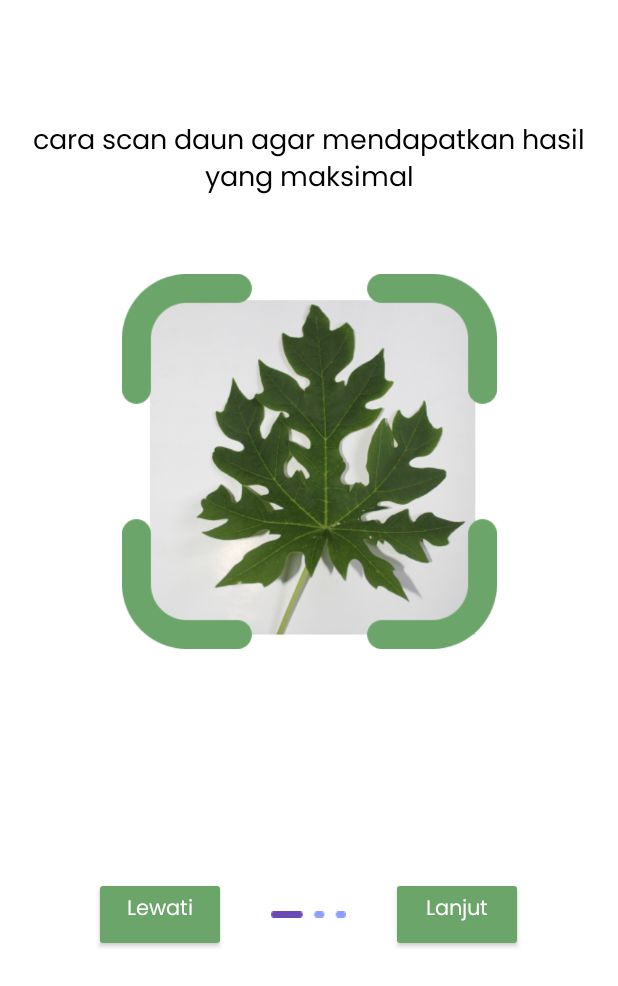
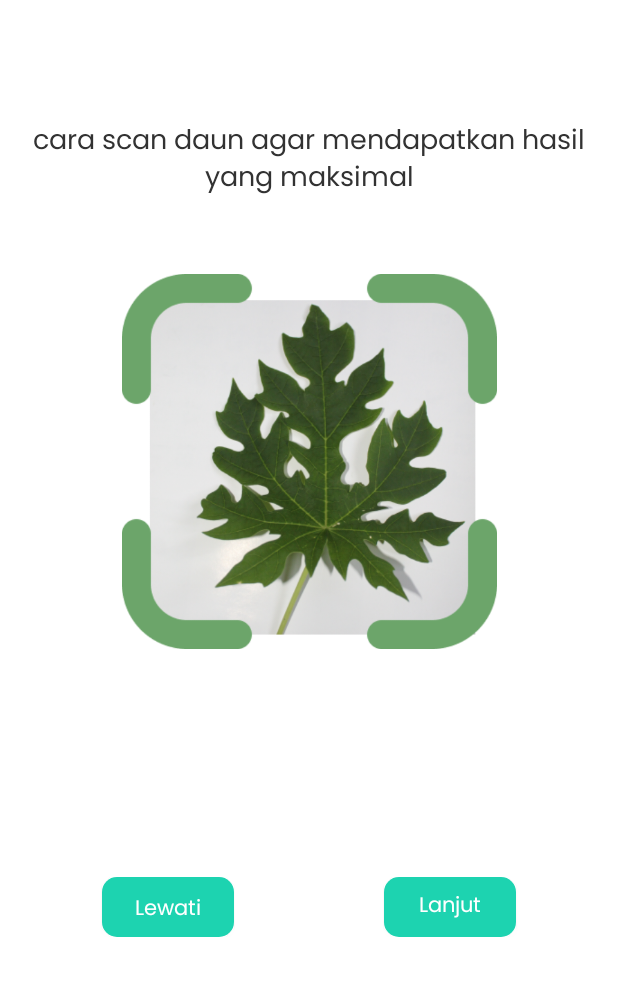
Before and after one commit to anggitwr/PlantApp, an Android app: the screen it shows after launch (OnboardingActivity), on a phone screen of 412 x 824 dp. Shown: the top 986 px of the screen. Run offline under Robolectric (Android 15) with nearby library versions, the phone set to English and light mode, and no system bars.

Commit message:
some update

```diff
--- a/app/src/main/java/com/anggitwr/myplantapp/OnboardingActivity.kt
+++ b/app/src/main/java/com/anggitwr/myplantapp/OnboardingActivity.kt
@@ -5,6 +5,7 @@ import androidx.appcompat.app.AppCompatActivity
 import android.os.Bundle
 import android.view.View
 import com.anggitwr.myplantapp.databinding.ActivityOnboardingBinding
+
 
 class OnboardingActivity : AppCompatActivity() {
     private lateinit var binding: ActivityOnboardingBinding
@@ -20,7 +21,7 @@ class OnboardingActivity : AppCompatActivity() {
     }
 
     private fun action(){
-        binding.btnOnb1Lewati.setOnClickListener {
+        binding.btnLewati.setOnClickListener {
             val intent = Intent(this, ListActivity::class.java)
             startActivity(intent)
         }
--- a/app/src/main/java/com/anggitwr/myplantapp/adapter/TanamanAdapter.kt
+++ b/app/src/main/java/com/anggitwr/myplantapp/adapter/TanamanAdapter.kt
@@ -8,7 +8,6 @@ import android.widget.TextView
 import androidx.recyclerview.widget.RecyclerView
 import com.anggitwr.myplantapp.R
 import com.anggitwr.myplantapp.data.Tanaman
-
 
 class TanamanAdapter(private val Tanaman: ArrayList<Tanaman>):
     RecyclerView.Adapter<TanamanAdapter.TanamanViewHoldder>() {
--- /dev/null
+++ b/app/src/main/res/drawable/btn_lanjut.xml
@@ -0,0 +1,9 @@
+<?xml version="1.0" encoding="utf-8"?>
+<selector xmlns:android="http://schemas.android.com/apk/res/android">
+    <item>
+        <shape>
+            <solid android:color="@color/green_200"/>
+            <corners android:radius="10dp"/>
+        </shape>
+    </item>
+</selector>
--- a/app/src/main/res/layout/activity_onboarding.xml
+++ b/app/src/main/res/layout/activity_onboarding.xml
@@ -24,9 +24,11 @@
         android:layout_marginTop="80dp"
         android:text="@string/contem_des_1"
         android:textStyle="normal"
-        android:textColor="@color/black"
+        android:textColor="@color/black50"
         android:textSize="18sp"
         android:textAlignment="center"
+        android:paddingLeft="20dp"
+        android:paddingRight="20dp"
         app:layout_constraintEnd_toEndOf="parent"
         app:layout_constraintHorizontal_bias="0.495"
         app:layout_constraintStart_toStartOf="parent"
@@ -34,63 +36,37 @@
         android:fontFamily="@font/poppinsregular"/>
 
     <LinearLayout
-        android:layout_width="wrap_content"
+        android:layout_width="match_parent"
         android:layout_height="wrap_content"
         android:layout_marginTop="152dp"
-        android:orientation="horizontal"
-        app:layout_constraintEnd_toEndOf="parent"
-        app:layout_constraintHorizontal_bias="0.495"
-        app:layout_constraintStart_toStartOf="parent"
+        android:gravity="center"
+        app:layout_constraintEnd_toEndOf="@+id/iv_onb_1"
+        app:layout_constraintHorizontal_bias="0.602"
+        app:layout_constraintStart_toStartOf="@+id/iv_onb_1"
         app:layout_constraintTop_toBottomOf="@+id/iv_onb_1">
 
         <androidx.appcompat.widget.AppCompatButton
-            android:id="@+id/btn_onb_1_lewati"
+            android:id="@+id/btn_lewati"
             android:layout_width="wrap_content"
-            android:layout_height="50dp"
-            android:text="@string/btn_onb_1_lewati"
+            android:layout_height="40dp"
+            android:layout_marginEnd="50dp"
+            android:background="@drawable/btn_galery"
+            android:fontFamily="@font/poppinsregular"
+            android:padding="10dp"
+            android:text="@string/lewati"
             android:textAllCaps="false"
-            android:textColor="@color/white"
-            android:textSize="14sp"
-            android:backgroundTint="@color/green_200"
-            app:layout_constraintBottom_toBottomOf="parent"
-            app:layout_constraintEnd_toEndOf="parent"
-            app:layout_constraintStart_toStartOf="parent"
-            android:fontFamily="@font/poppinsregular"
-            />
-
-        <androidx.constraintlayout.widget.ConstraintLayout
-            android:layout_width="50dp"
-            android:layout_height="match_parent"
-            android:layout_marginLeft="30dp"
-            android:layout_marginRight="30dp">
-
-            <ImageView
-                android:id="@+id/iv_slide_nav"
-                android:layout_width="match_parent"
-                android:layout_height="match_parent"
-                android:contentDescription="@string/contem_des_1"
-                app:layout_constraintBottom_toBottomOf="parent"
-                app:layout_constraintEnd_toEndOf="parent"
-                app:layout_constraintStart_toStartOf="parent"
-                app:layout_constraintTop_toTopOf="parent"
-                app:srcCompat="@drawable/slide_nav" />
-        </androidx.constraintlayout.widget.ConstraintLayout>
+            android:textColor="@color/white" />
 
         <androidx.appcompat.widget.AppCompatButton
             android:id="@+id/btn_onb_1_lanjut"
             android:layout_width="wrap_content"
-            android:layout_height="50dp"
-            android:gravity="center"
-            android:text="@string/btn_onb_1_lanjut"
+            android:layout_height="40dp"
+            android:layout_marginStart="50dp"
+            android:background="@drawable/btn_lanjut"
+            android:fontFamily="@font/poppinsregular"
+            android:text="@string/lanjut"
             android:textAllCaps="false"
-            android:textColor="@color/white"
-            android:textSize="14sp"
-            app:backgroundTint="@color/green_200"
-            app:layout_constraintBottom_toBottomOf="parent"
-            app:layout_constraintEnd_toEndOf="parent"
-            app:layout_constraintStart_toStartOf="parent"
-            app:strokeColor="#FFFFFF"
-            android:fontFamily="@font/poppinsregular"/>
+            android:textColor="@color/white" />
     </LinearLayout>
 
 </androidx.constraintlayout.widget.ConstraintLayout>
--- a/app/src/main/res/values/colors.xml
+++ b/app/src/main/res/values/colors.xml
@@ -10,7 +10,7 @@
     <color name="white">#FFFFFFFF</color>
     <color name="white2">#F8FFF7</color>
     <color name="blue_50">#E3FDEC</color>
-    <color name="green_200">#6CA56A</color>
+    <color name="green_200">#1dd3b0</color>
     <color name="yellow_1">#FFAB49</color>
 
     <color name="cp_2">#119DA4</color>
--- a/app/src/main/res/values/strings.xml
+++ b/app/src/main/res/values/strings.xml
@@ -76,7 +76,7 @@
     <string name="perubahan_pepaya">pepaya</string>
     <string name="nama_botani_pepaya">Carica papaya</string>
     <string name="karakteristik_jenistumbuhan_pepaya">pohon</string>
-    <string name="karakteristik_ketinggian_pepaya">6 sampai 10 m</string>
+    <string name="karakteristik_ketinggian_pepaya">2 sampai 4 m</string>
     <string name="karakteristik_waktupanen_pepaya">Sepanjang tahun</string>
     <string name="karakteristik_warnabuah_pepaya">kuning, orange, hijau</string>
     <string name="klasifikasi_marga_pepaya">Carica</string>
@@ -152,8 +152,8 @@
     <string name="perubahan_hallain_detail">-</string>
 
     <string name="contem_des_1">cara scan daun agar mendapatkan hasil yang maksimal</string>
-    <string name="btn_onb_1_lewati">Lewati\n</string>
-    <string name="btn_onb_1_lanjut">Lanjut\n</string>
+    <string name="btn_onb_1_lewati">Lewati</string>
+    <string name="btn_onb_1_lanjut">Lanjut</string>
     <string name="contem_des_2">Tampilan hasil scan tanaman</string>
     <string name="btn_onb_2_lewati">Sebelumnya</string>
     <string name="perubahan_hal_lain">Gambar yang belum dikenali sistem. Mungkin semacam besi/plastik/kertas/kain/kaca bisa juga hal abstrak</string>
@@ -169,6 +169,9 @@
     <string name="klasifikasi_ilmiah">Klasifikasi Ilmiah</string>
     <string name="cara_pemanfaatan">Cara Pemanfaatan</string>
     <string name="ketinggian_tumbuhan">Ketinggian Tumbuhan</string>
+    <string name="myplant">MyPlant</string>
+    <string name="lewati">Lewati</string>
+    <string name="lanjut">Lanjut</string>
 
     <string-array name="nama_daun">
         <item>Daun Jambu Biji</item>
```
Also changed, not shown: app/src/main/res/layout/activity_main.xml (+4 -4 lines), app/src/main/res/layout/activity_onboarding2.xml (+10 -13 lines), app/src/main/res/layout/activity_splash.xml (+7 -5 lines).
